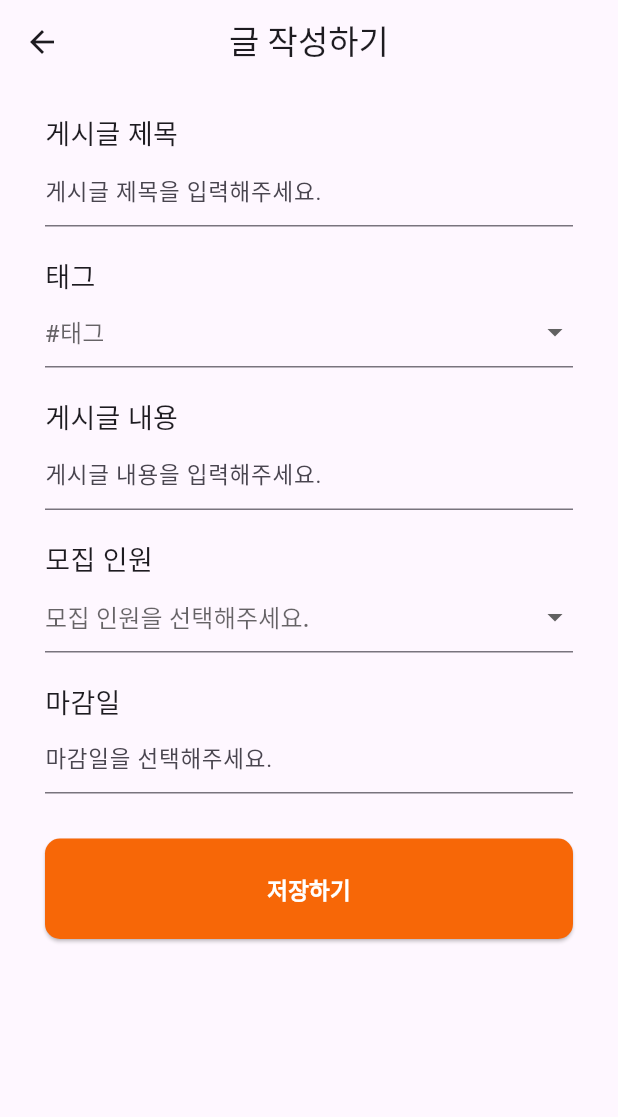
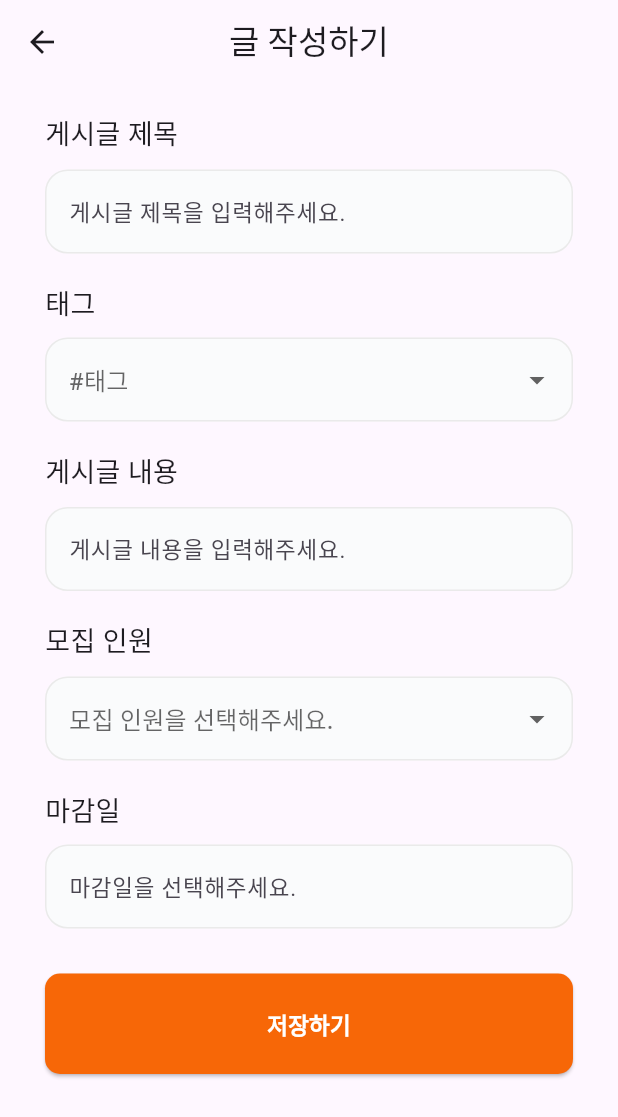
Before and after one commit to DreamOrReality/Dream-Or-Reality-Flutter, a Flutter app: the WriteMyPostScreen screen opened by its route, on a phone screen of 412 x 824 dp. Shown: the top 1117 px of the screen. Run offline on Flutter 3.47's test engine with Material 3 defaults, Android fonts, the phone set to English and light mode, and no system bars; our stand-ins replace shared_preferences, table_calendar; accounts and stored records are empty.

Commit message:
style. input field 스타일링 뼈대

```diff
--- a/lib/screens/study/write_mypost_screen.dart
+++ b/lib/screens/study/write_mypost_screen.dart
@@ -50,7 +50,7 @@ class _WriteMyPostScreenState extends State<WriteMyPostScreen> {
             crossAxisAlignment: CrossAxisAlignment.start,
             children: [
               const SizedBox(height: 20),
-              buildInputTitle(context), // 제목 / 태그 입력
+              buildInputTitle(context), // 제목 입력
               const SizedBox(height: 20),
               buildDropdownTag(context), // 태그 드롭다운
               const SizedBox(height: 20),
@@ -60,7 +60,7 @@ class _WriteMyPostScreenState extends State<WriteMyPostScreen> {
               const SizedBox(height: 20),
               buildDeadlineInput(context), // 마감일 입력
               const SizedBox(height: 30),
-              //저장 버튼
+              // 저장 버튼
               SizedBox(
                 width: MediaQuery.of(context).size.width,
                 child: ElevatedButton(
@@ -70,7 +70,7 @@ class _WriteMyPostScreenState extends State<WriteMyPostScreen> {
                           recuritCount, deadline!);
                     } else {
                       ScaffoldMessenger.of(context).showSnackBar(
-                          SnackBar(content: Text("마감일을 선택해주세요.")));
+                          const SnackBar(content: Text("마감일을 선택해주세요.")));
                     }
                   },
                   style: ElevatedButton.styleFrom(
@@ -102,15 +102,34 @@ class _WriteMyPostScreenState extends State<WriteMyPostScreen> {
       crossAxisAlignment: CrossAxisAlignment.start,
       children: [
         const Text('게시글 제목', style: TextStyle(fontSize: 18)),
+        const SizedBox(height: 10),
         TextField(
           keyboardType: TextInputType.multiline,
           maxLines: null,
           style: const TextStyle(fontSize: 15),
-          decoration: const InputDecoration(
+          decoration: InputDecoration(
             hintText: '게시글 제목을 입력해주세요.',
-            hintStyle: TextStyle(
-              fontSize: 15,
+            hintStyle: const TextStyle(fontSize: 15),
+            border: OutlineInputBorder(
+              borderRadius: BorderRadius.circular(15),
+              borderSide: BorderSide(
+                color: strokeColor,
+              ),
             ),
+            enabledBorder: OutlineInputBorder(
+              borderRadius: BorderRadius.circular(15),
+              borderSide: BorderSide(
+                color: strokeColor,
+              ),
+            ),
+            focusedBorder: OutlineInputBorder(
+              borderRadius: BorderRadius.circular(15),
+              borderSide: BorderSide(
+                color: strokeColor,
+              ),
+            ),
+            filled: true,
+            fillColor: inputBackgroundColor,
           ),
           onChanged: (value) {
             setState(() {
@@ -128,12 +147,31 @@ class _WriteMyPostScreenState extends State<WriteMyPostScreen> {
       crossAxisAlignment: CrossAxisAlignment.start,
       children: [
         const Text('태그', style: TextStyle(fontSize: 18)),
+        const SizedBox(height: 10),
         DropdownButtonFormField<String>(
-          decoration: const InputDecoration(
+          decoration: InputDecoration(
             hintText: '#태그',
-            hintStyle: TextStyle(
-              fontSize: 15,
+            hintStyle: const TextStyle(fontSize: 15),
+            border: OutlineInputBorder(
+              borderRadius: BorderRadius.circular(15),
+              borderSide: BorderSide(
+                color: strokeColor,
+              ),
             ),
+            enabledBorder: OutlineInputBorder(
+              borderRadius: BorderRadius.circular(15),
+              borderSide: BorderSide(
+                color: strokeColor,
+              ),
+            ),
+            focusedBorder: OutlineInputBorder(
+              borderRadius: BorderRadius.circular(15),
+              borderSide: BorderSide(
+                color: strokeColor,
+              ),
+            ),
+            filled: true,
+            fillColor: inputBackgroundColor,
           ),
           items: tags.map((String value) {
             return DropdownMenuItem<String>(
@@ -157,15 +195,34 @@ class _WriteMyPostScreenState extends State<WriteMyPostScreen> {
       crossAxisAlignment: CrossAxisAlignment.start,
       children: [
         const Text('게시글 내용', style: TextStyle(fontSize: 18)),
+        const SizedBox(height: 10),
         TextField(
           keyboardType: TextInputType.multiline,
           maxLines: null,
           style: const TextStyle(fontSize: 15),
-          decoration: const InputDecoration(
+          decoration: InputDecoration(
             hintText: '게시글 내용을 입력해주세요.',
-            hintStyle: TextStyle(
-              fontSize: 15,
+            hintStyle: const TextStyle(fontSize: 15),
+            border: OutlineInputBorder(
+              borderRadius: BorderRadius.circular(15),
+              borderSide: BorderSide(
+                color: strokeColor,
+              ),
             ),
+            enabledBorder: OutlineInputBorder(
+              borderRadius: BorderRadius.circular(15),
+              borderSide: BorderSide(
+                color: strokeColor,
+              ),
+            ),
+            focusedBorder: OutlineInputBorder(
+              borderRadius: BorderRadius.circular(15),
+              borderSide: BorderSide(
+                color: strokeColor,
+              ),
+            ),
+            filled: true,
+            fillColor: inputBackgroundColor,
           ),
           onChanged: (value) {
             setState(() {
@@ -183,12 +240,31 @@ class _WriteMyPostScreenState extends State<WriteMyPostScreen> {
       crossAxisAlignment: CrossAxisAlignment.start,
       children: [
         const Text('모집 인원', style: TextStyle(fontSize: 18)),
+        const SizedBox(height: 10),
         DropdownButtonFormField<int>(
-          decoration: const InputDecoration(
+          decoration: InputDecoration(
             hintText: '모집 인원을 선택해주세요.',
-            hintStyle: TextStyle(
-              fontSize: 15,
+            hintStyle: const TextStyle(fontSize: 15),
+            border: OutlineInputBorder(
+              borderRadius: BorderRadius.circular(15),
+              borderSide: BorderSide(
+                color: strokeColor,
+              ),
             ),
+            enabledBorder: OutlineInputBorder(
+              borderRadius: BorderRadius.circular(15),
+              borderSide: BorderSide(
+                color: strokeColor,
+              ),
+            ),
+            focusedBorder: OutlineInputBorder(
+              borderRadius: BorderRadius.circular(15),
+              borderSide: BorderSide(
+                color: strokeColor,
+              ),
+            ),
+            filled: true,
+            fillColor: inputBackgroundColor,
           ),
           items: List<DropdownMenuItem<int>>.generate(
             7,
@@ -214,13 +290,14 @@ class _WriteMyPostScreenState extends State<WriteMyPostScreen> {
       crossAxisAlignment: CrossAxisAlignment.start,
       children: [
         const Text('마감일', style: TextStyle(fontSize: 18)),
+        const SizedBox(height: 10),
         GestureDetector(
           onTap: () async {
             final DateTime? pickedDate = await showDatePicker(
               context: context,
               initialDate: DateTime.now(),
-              firstDate: DateTime(2024),
-              lastDate: DateTime(2050),
+              firstDate: DateTime(2000),
+              lastDate: DateTime(2101),
             );
             if (pickedDate != null) {
               setState(() {
@@ -235,11 +312,29 @@ class _WriteMyPostScreenState extends State<WriteMyPostScreen> {
                     ? DateFormat('yyyy-MM-dd').format(deadline!)
                     : '',
               ),
-              decoration: const InputDecoration(
+              decoration: InputDecoration(
                 hintText: '마감일을 선택해주세요.',
-                hintStyle: TextStyle(
-                  fontSize: 15,
+                hintStyle: const TextStyle(fontSize: 15),
+                border: OutlineInputBorder(
+                  borderRadius: BorderRadius.circular(15),
+                  borderSide: BorderSide(
+                    color: strokeColor,
+                  ),
                 ),
+                enabledBorder: OutlineInputBorder(
+                  borderRadius: BorderRadius.circular(15),
+                  borderSide: BorderSide(
+                    color: strokeColor,
+                  ),
+                ),
+                focusedBorder: OutlineInputBorder(
+                  borderRadius: BorderRadius.circular(15),
+                  borderSide: BorderSide(
+                    color: strokeColor,
+                  ),
+                ),
+                filled: true,
+                fillColor: inputBackgroundColor,
               ),
               style: const TextStyle(fontSize: 15),
             ),
```
